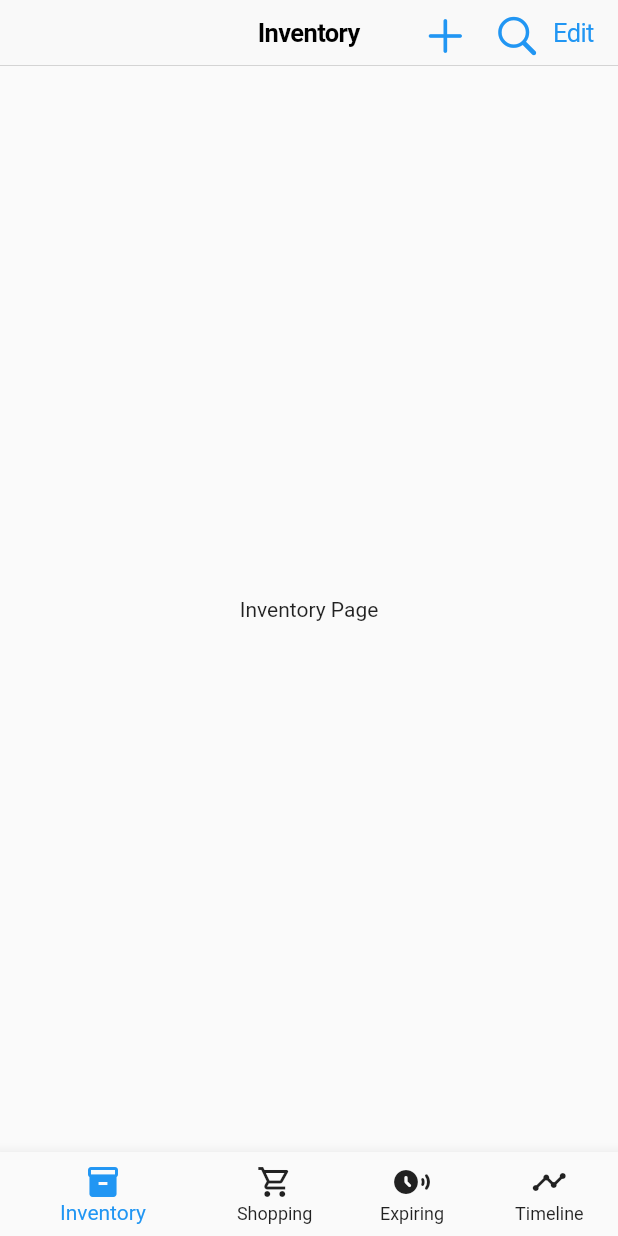
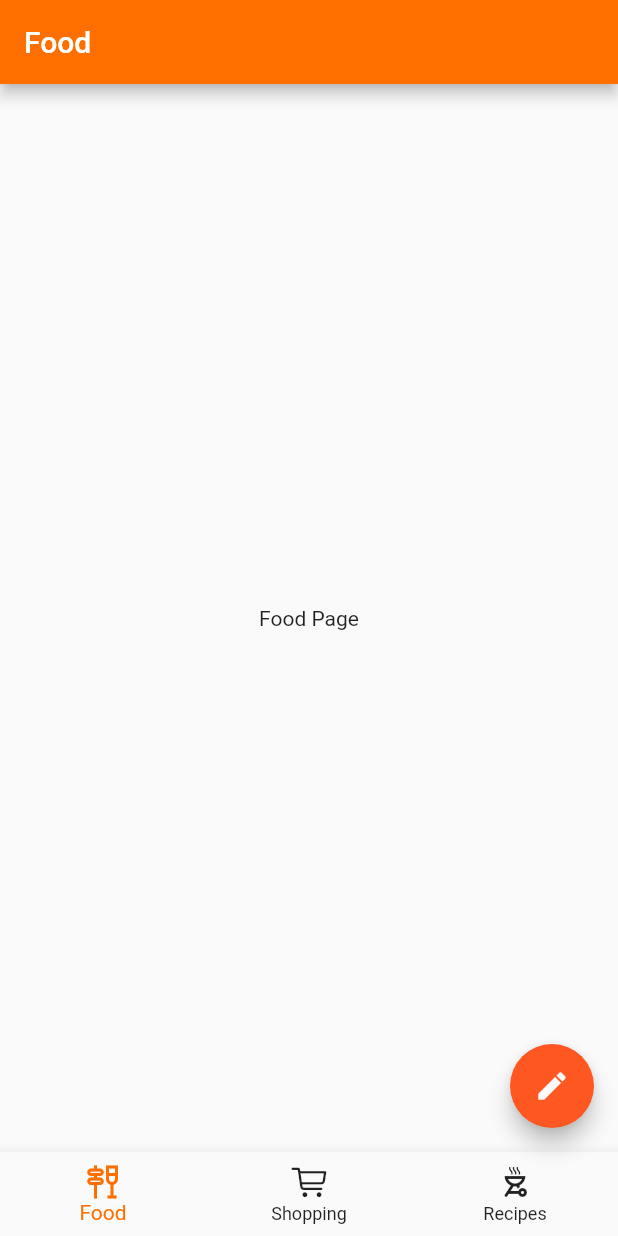
Before and after one commit to askabdulhaseeb/Pantry-Check, a Flutter app: the screen it shows after launch, on a phone screen of 412 x 824 dp. Run offline on Flutter 3.47's test engine with Material 2 defaults, Android fonts, the phone set to English and light mode, and no system bars.

Commit message:
update according to the client requirements

```diff
--- a/lib/main.dart
+++ b/lib/main.dart
@@ -1,9 +1,8 @@
 import 'package:flutter/material.dart';
-import 'package:pantrycheck/screens/pages/expiring_page/expiring_page.dart';
-import 'package:pantrycheck/screens/pages/inventory_page/intentory_page.dart';
-import 'package:pantrycheck/screens/pages/shopping_page/shopping_page.dart';
-import 'package:pantrycheck/screens/pages/timeline_page/timeline_page.dart';
-import 'package:pantrycheck/screens/selectable_navigation_screen/selectable_navigation_screen.dart';
+import 'screens/pages/recipes_page/recipes_page.dart';
+import 'screens/pages/shopping_page/shopping_page.dart';
+import 'screens/selectable_navigation_screen/selectable_navigation_screen.dart';
+import 'screens/pages/food_page/food_page.dart';
 
 void main() {
   runApp(MyApp());
@@ -15,17 +14,17 @@ class MyApp extends StatelessWidget {
     return MaterialApp(
       title: 'Flutter Demo',
       theme: ThemeData(
-        primarySwatch: Colors.blue,
+        primaryColor: Colors.amber[900],
+        primarySwatch: Colors.deepOrange,
       ),
       home: SelectableNavigationScreen(),
       routes: {
         SelectableNavigationScreen.routeName: (_) =>
             SelectableNavigationScreen(),
         //Pages
-        InventoryPage.routeName: (_) => const InventoryPage(),
+        FoodPage.routeName: (_) => const FoodPage(),
         ShoppingPage.routeName: (_) => const ShoppingPage(),
-        ExpiringPage.routeName: (_) => const ExpiringPage(),
-        TimelinePage.routeName: (_) => const TimelinePage(),
+        RecipesPage.routeName: (_) => const RecipesPage(),
       },
     );
   }
--- a/lib/screens/pages/expiring_page/expiring_page.dart
+++ /dev/null
@@ -1,15 +0,0 @@
-import 'package:flutter/material.dart';
-
-class ExpiringPage extends StatelessWidget {
-  static const String routeName = '/ExpiringPage';
-  const ExpiringPage({Key? key}) : super(key: key);
-
-  @override
-  Widget build(BuildContext context) {
-    return Scaffold(
-      body: Center(
-        child: Text('Expiring Page'),
-      ),
-    );
-  }
-}
--- /dev/null
+++ b/lib/screens/pages/food_page/food_page.dart
@@ -0,0 +1,15 @@
+import 'package:flutter/material.dart';
+
+class FoodPage extends StatelessWidget {
+  static const String routeName = '/FoodPage';
+  const FoodPage({Key? key}) : super(key: key);
+
+  @override
+  Widget build(BuildContext context) {
+    return Scaffold(
+      body: Center(
+        child: Text('Food Page'),
+      ),
+    );
+  }
+}
--- a/lib/screens/pages/inventory_page/intentory_page.dart
+++ /dev/null
@@ -1,15 +0,0 @@
-import 'package:flutter/material.dart';
-
-class InventoryPage extends StatelessWidget {
-  static const String routeName = '/InventoryPage';
-  const InventoryPage({Key? key}) : super(key: key);
-
-  @override
-  Widget build(BuildContext context) {
-    return Scaffold(
-       body: Center(
-        child: Text('Inventory Page'),
-      ),
-    );
-  }
-}
--- /dev/null
+++ b/lib/screens/pages/recipes_page/recipes_page.dart
@@ -0,0 +1,15 @@
+import 'package:flutter/material.dart';
+
+class RecipesPage extends StatelessWidget {
+  static const String routeName = '/RecipesPage';
+  const RecipesPage({Key? key}) : super(key: key);
+
+  @override
+  Widget build(BuildContext context) {
+    return Scaffold(
+      body: Center(
+        child: Text('Recipes Page'),
+      ),
+    );
+  }
+}
--- a/lib/screens/pages/timeline_page/timeline_page.dart
+++ /dev/null
@@ -1,15 +0,0 @@
-import 'package:flutter/material.dart';
-
-class TimelinePage extends StatelessWidget {
-  static const String routeName = '/TimelinePage';
-  const TimelinePage({Key? key}) : super(key: key);
-
-  @override
-  Widget build(BuildContext context) {
-    return Scaffold(
-      body: Center(
-        child: Text('Timeline Page'),
-      ),
-    );
-  }
-}
--- a/lib/screens/selectable_navigation_screen/bottom_navigation_bar_widget.dart
+++ b/lib/screens/selectable_navigation_screen/bottom_navigation_bar_widget.dart
@@ -1,3 +1,4 @@
+import 'package:flutter/cupertino.dart';
 import 'package:flutter/material.dart';
 
 class BottomNavigationBarWidget extends StatefulWidget {
@@ -30,20 +31,16 @@ class _BottomNavigationBarWidgetState extends State<BottomNavigationBarWidget> {
       currentIndex: _selectedIndex,
       items: const <BottomNavigationBarItem>[
         BottomNavigationBarItem(
-          icon: Icon(Icons.inventory),
-          label: 'Inventory',
+          icon: Icon(Icons.tapas_outlined),
+          label: 'Food',
         ),
         BottomNavigationBarItem(
-          icon: Icon(Icons.shopping_cart_outlined),
+          icon: Icon(CupertinoIcons.cart),
           label: 'Shopping',
         ),
         BottomNavigationBarItem(
-          icon: Icon(Icons.share_arrival_time_rounded),
-          label: 'Expiring',
-        ),
-        BottomNavigationBarItem(
-          icon: Icon(Icons.timeline),
-          label: 'Timeline',
+          icon: Icon(Icons.outdoor_grill_outlined),
+          label: 'Recipes',
         ),
       ],
     );
--- a/lib/screens/selectable_navigation_screen/selectable_navigation_screen.dart
+++ b/lib/screens/selectable_navigation_screen/selectable_navigation_screen.dart
@@ -1,9 +1,8 @@
 import 'package:flutter/cupertino.dart';
 import 'package:flutter/material.dart';
-import 'package:pantrycheck/screens/pages/expiring_page/expiring_page.dart';
-import 'package:pantrycheck/screens/pages/inventory_page/intentory_page.dart';
+import 'package:pantrycheck/screens/pages/food_page/food_page.dart';
+import 'package:pantrycheck/screens/pages/recipes_page/recipes_page.dart';
 import 'package:pantrycheck/screens/pages/shopping_page/shopping_page.dart';
-import 'package:pantrycheck/screens/pages/timeline_page/timeline_page.dart';
 import 'package:pantrycheck/screens/widgets/custom_appbar.dart';
 import 'bottom_navigation_bar_widget.dart';
 
@@ -24,29 +23,32 @@ class _SelectableNavigationScreenState
   }
 
   static final List<Widget> _widgetOptions = <Widget>[
-    const InventoryPage(),
+    const FoodPage(),
     const ShoppingPage(),
-    const ExpiringPage(),
-    const TimelinePage(),
+    const RecipesPage(),
   ];
 
   @override
   Widget build(BuildContext context) {
     return Scaffold(
       appBar: customAppbar(
-        context,
-        (_selectedIndex == 0)
-            ? 'Inventory'
-            : (_selectedIndex == 1)
-                ? 'Shopping'
-                : (_selectedIndex == 2)
-                    ? 'Expering'
-                    : 'Timeline',
-      ),
+          context,
+          (_selectedIndex == 0)
+              ? 'Food'
+              : (_selectedIndex == 1)
+                  ? 'Shopping'
+                  : 'Recipes'),
       bottomNavigationBar: BottomNavigationBarWidget(onTab: _onItemTapped),
       body: Center(
         child: _widgetOptions.elementAt(_selectedIndex),
       ),
+      floatingActionButton: FloatingActionButton(
+        onPressed: () {},
+        child: Icon(
+          Icons.edit,
+          color: Theme.of(context).scaffoldBackgroundColor,
+        ),
+      ),
     );
   }
 }
--- a/lib/screens/widgets/custom_appbar.dart
+++ b/lib/screens/widgets/custom_appbar.dart
@@ -1,36 +1,8 @@
 import 'package:flutter/cupertino.dart';
 import 'package:flutter/material.dart';
 
-CupertinoNavigationBar customAppbar(BuildContext context, String? title) {
-  return CupertinoNavigationBar(
-    middle: (title == null) ? Text('') : Text(title),
-    automaticallyImplyMiddle: true,
-    trailing: Row(
-      mainAxisAlignment: MainAxisAlignment.end,
-      mainAxisSize: MainAxisSize.min,
-      children: [
-        IconButton(
-          onPressed: () {},
-          icon: Icon(
-            CupertinoIcons.add,
-            color: Theme.of(context).primaryColor,
-          ),
-        ),
-        IconButton(
-          onPressed: () {},
-          icon: Icon(
-            CupertinoIcons.search,
-            color: Theme.of(context).primaryColor,
-          ),
-        ),
-        InkWell(
-          onTap: () {},
-          child: Text(
-            'Edit',
-            style: TextStyle(color: Theme.of(context).primaryColor),
-          ),
-        ),
-      ],
-    ),
+PreferredSizeWidget? customAppbar(BuildContext context, String? title) {
+  return AppBar(
+    title: (title == null) ? Text('') : Text(title),
   );
 }
```
